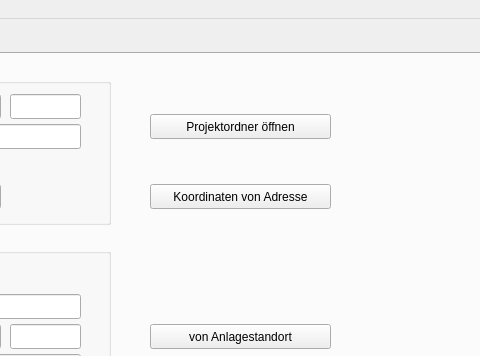
The window that Ui/SolarProject.ui (GnuSolar/GnuSolar) describes before a commit, drawn with Qt 5; both pictures show x 451 to 931 and y 0 to 356 of the 1096 by 941 pixel window.
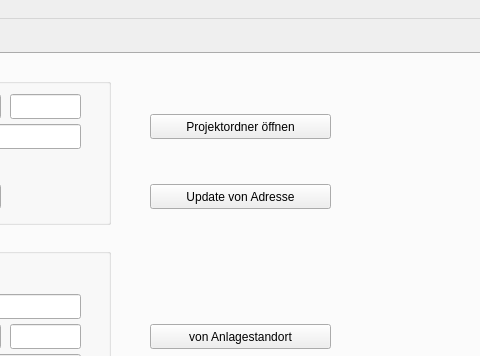
The same window after the commit. The open tabs and pages were chosen to show the change.

The edit to the form file:
```diff
--- a/Ui/SolarProject.ui
+++ b/Ui/SolarProject.ui
@@ -493,7 +493,7 @@
          </rect>
         </property>
         <property name="text">
-         <string>Koordinaten von Adresse</string>
+         <string>Update von Adresse</string>
         </property>
        </widget>
        <widget class="QPushButton" name="createQuote">
```
Left out of the diff: 22 changed lines with no effect on the pictures.
